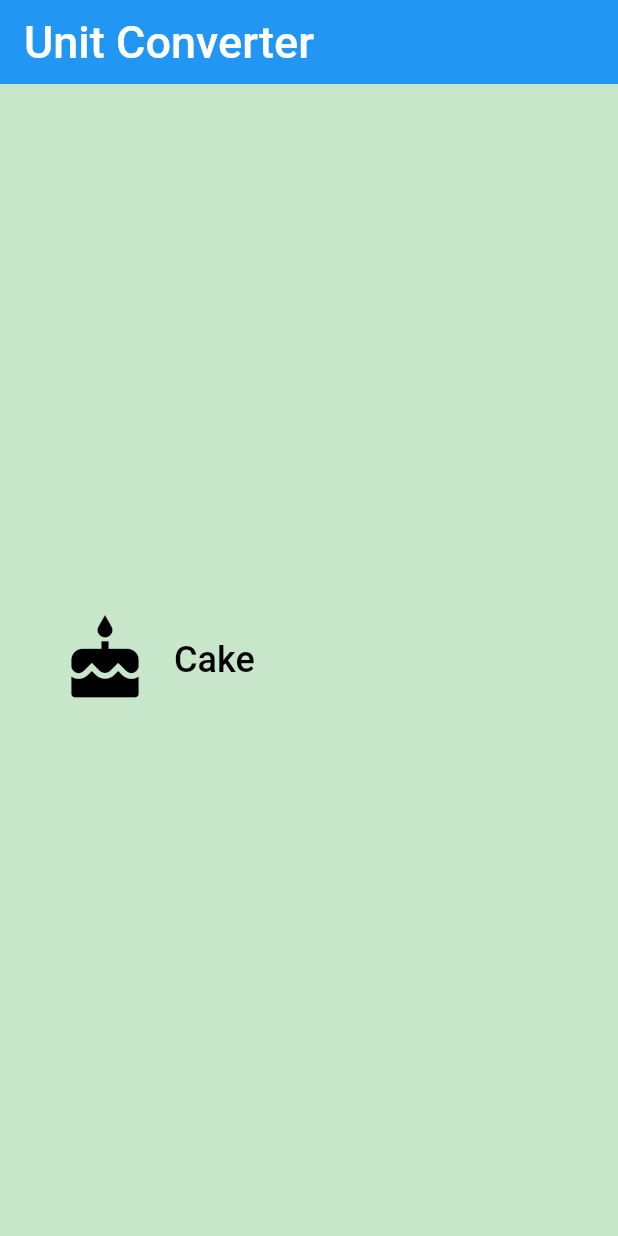
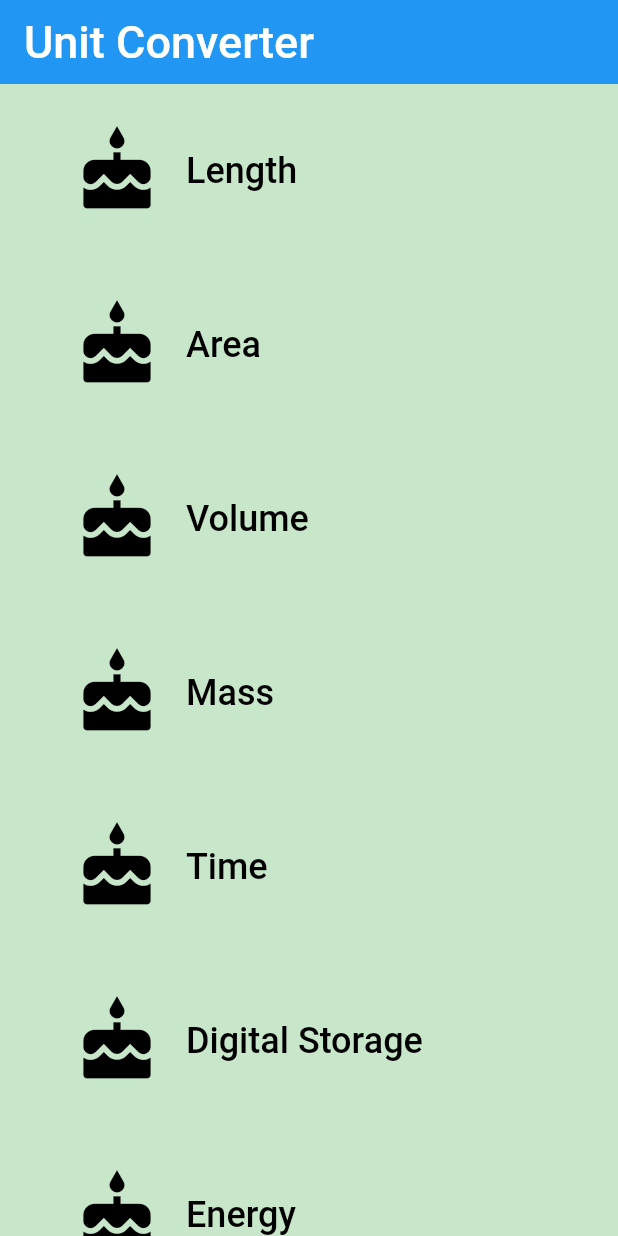
Before and after one commit to masarufuruya/flutter_tutorial, a Flutter app: the screen it shows after launch, on a phone screen of 412 x 824 dp. Run offline on Flutter 3.47's test engine with Material 2 defaults, Android fonts, the phone set to English and light mode, and no system bars.

Commit message:
Implement category list view

```diff
--- a/lib/category_route.dart
+++ b/lib/category_route.dart
@@ -26,14 +26,24 @@ class CategoryRoute extends StatelessWidget {
     Colors.red,
   ];
 
+  List<Widget> buildCategoryList() {
+    List<Widget> list = [];
+    _categoryNames.forEach((categoryName) {
+      list.add(Center(
+          child: Category(
+        icon: Icons.cake,
+        color: Colors.black,
+        text: categoryName,
+      )));
+    });
+    return list;
+  }
+
   @override
   Widget build(BuildContext context) {
-    final listView = Center(
-        child: Category(
-      icon: Icons.cake,
-      color: Colors.black,
-      text: 'Cake',
-    ));
+    final listView = ListView(
+        padding: const EdgeInsets.symmetric(horizontal: 8),
+        children: buildCategoryList());
 
     final appBar = AppBar(
       elevation: 0,
```
